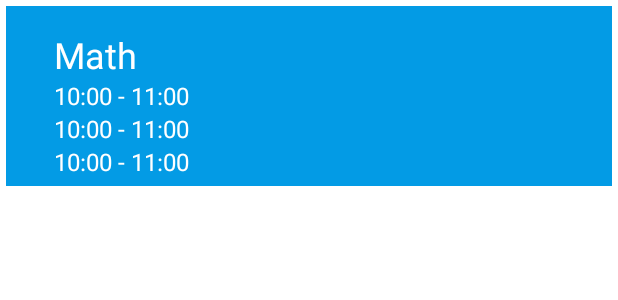
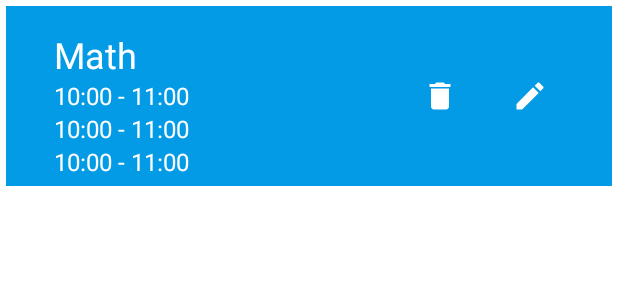
Before and after one commit to logotet/University_Student_Assistant, an Android app: the layout subject_day_view.xml on its own in the app's theme, with its tools: preview values and no code run, on a phone screen of 412 x 824 dp. Shown: the top 300 px of the screen. Run offline under Robolectric (Android 15) with nearby library versions, the phone set to English and light mode, and no system bars.

Commit message:
Edit and Delete function added

```diff
--- a/app/src/main/java/com/project/universitystudentassistant/adapters/WeekPickerAdapter.java
+++ b/app/src/main/java/com/project/universitystudentassistant/adapters/WeekPickerAdapter.java
@@ -5,6 +5,7 @@ import android.view.View;
 import android.view.ViewGroup;
 import android.widget.CheckBox;
 import android.widget.CompoundButton;
+import android.widget.ImageButton;
 import android.widget.TextView;
 
 import androidx.annotation.NonNull;
@@ -13,6 +14,7 @@ import androidx.recyclerview.widget.RecyclerView.ViewHolder;
 
 import com.project.universitystudentassistant.R;
 import com.project.universitystudentassistant.models.Subject;
+import com.project.universitystudentassistant.models.SubjectSchedule;
 import com.project.universitystudentassistant.models.SubjectTime;
 
 import java.time.DayOfWeek;
@@ -70,6 +72,7 @@ public class WeekPickerAdapter extends RecyclerView.Adapter<WeekPickerAdapter.We
             weekDay = itemView.findViewById(R.id.checkbox_week_day);
             start = itemView.findViewById(R.id.txt_from_picker);
             end = itemView.findViewById(R.id.txt_to_picker);
+
 //            setViews(false);
             weekDay.setOnClickListener(new View.OnClickListener() {
                 @Override
@@ -79,6 +82,7 @@ public class WeekPickerAdapter extends RecyclerView.Adapter<WeekPickerAdapter.We
             });
             start.setOnClickListener(v -> listener.onHourClicked(subjectTime, true));
             end.setOnClickListener(v -> listener.onHourClicked(subjectTime, false));
+
         }
 
 
@@ -106,8 +110,6 @@ public class WeekPickerAdapter extends RecyclerView.Adapter<WeekPickerAdapter.We
 
     public interface OnWeekPickerClickListener {
         void onWeekDayChecked(SubjectTime subjectTime, boolean checked);
-
         void onHourClicked(SubjectTime subjectTime, boolean startHour);
-
     }
 }
--- a/app/src/main/java/com/project/universitystudentassistant/data/local/SubjectScheduleDao.java
+++ b/app/src/main/java/com/project/universitystudentassistant/data/local/SubjectScheduleDao.java
@@ -23,4 +23,6 @@ public interface SubjectScheduleDao {
     @Query("SELECT * FROM subjects_schedule_table WHERE week_day = :dayOfWeek")
     LiveData<List<SubjectSchedule>> getAllOnThisDay(DayOfWeek dayOfWeek);
 
+    @Query("DELETE  FROM subjects_schedule_table WHERE name LIKE :name")
+    void deleteSubject(String name);
 }
--- a/app/src/main/java/com/project/universitystudentassistant/data/local/SubjectTimeConverter.java
+++ b/app/src/main/java/com/project/universitystudentassistant/data/local/SubjectTimeConverter.java
@@ -55,8 +55,9 @@ public class SubjectTimeConverter {
         LocalTime localTime;
         try {
             String[] time = localTimeString.split(":");
-            localTime = LocalTime.of(Integer.parseInt(time[0]), Integer.parseInt(time[0]));
+            localTime = LocalTime.of(Integer.parseInt(time[0]), Integer.parseInt(time[1]));
         }catch (Exception e){
+            e.getMessage();
             localTime = LocalTime.of(1, 1);
         }
 
--- a/app/src/main/java/com/project/universitystudentassistant/data/local/UniversityDao.java
+++ b/app/src/main/java/com/project/universitystudentassistant/data/local/UniversityDao.java
@@ -23,9 +23,6 @@ public interface UniversityDao {
     @Update
 //            (entity = UniversityEntity.class, onConflict = OnConflictStrategy.REPLACE)
     void update(UniversityEntity entity);
-
-    @Query("SELECT EXISTS(SELECT 1 FROM my_universities_table WHERE name = :name)")
-    LiveData<Boolean> isUniSelected(String name);
 
     @Query("SELECT * FROM my_universities_table LIMIT 5")
     LiveData<List<UniversityEntity>> getFive();
--- a/app/src/main/java/com/project/universitystudentassistant/ui/timetable/DayFragmentViewModel.java
+++ b/app/src/main/java/com/project/universitystudentassistant/ui/timetable/DayFragmentViewModel.java
@@ -29,5 +29,9 @@ public class DayFragmentViewModel extends AndroidViewModel {
         return repository.getAllSubjectsOnThisDay(today);
     }
 
+    public void deleteSubject(String name){
+        repository.deleteSubject(name);
+    }
+
 
 }
--- a/app/src/main/java/com/project/universitystudentassistant/ui/university/Fragments/SearchUniversity/SearchUniversityViewModel.java
+++ b/app/src/main/java/com/project/universitystudentassistant/ui/university/Fragments/SearchUniversity/SearchUniversityViewModel.java
@@ -41,9 +41,7 @@ public class SearchUniversityViewModel extends AndroidViewModel {
     }
 
 
-    public LiveData<Boolean> isUniSaved(String name){
-        return repository.checkIfUniExists(name);
-    }
+
 
 
 }
--- /dev/null
+++ b/app/src/main/res/drawable/ic_delete.xml
@@ -0,0 +1,5 @@
+<vector android:height="24dp" android:tint="#FFFFFF"
+    android:viewportHeight="24" android:viewportWidth="24"
+    android:width="24dp" xmlns:android="http://schemas.android.com/apk/res/android">
+    <path android:fillColor="@android:color/white" android:pathData="M6,19c0,1.1 0.9,2 2,2h8c1.1,0 2,-0.9 2,-2V7H6v12zM19,4h-3.5l-1,-1h-5l-1,1H5v2h14V4z"/>
+</vector>
--- /dev/null
+++ b/app/src/main/res/drawable/ic_edit.xml
@@ -0,0 +1,6 @@
+<vector android:height="24dp" android:tint="#FFFFFF"
+    android:viewportHeight="24" android:viewportWidth="24"
+    android:width="24dp" xmlns:android="http://schemas.android.com/apk/res/android">
+    <path android:fillColor="@android:color/white" android:pathData="M3,17.25l0,3.75l3.75,0l11.06,-11.06l-3.75,-3.75z"/>
+    <path android:fillColor="@android:color/white" android:pathData="M20.71,5.63l-2.34,-2.34c-0.39,-0.39 -1.02,-0.39 -1.41,0l-1.83,1.83l3.75,3.75l1.83,-1.83C21.1,6.65 21.1,6.02 20.71,5.63z"/>
+</vector>
--- a/app/src/main/res/layout/subject_day_view.xml
+++ b/app/src/main/res/layout/subject_day_view.xml
@@ -1,60 +1,94 @@
 <?xml version="1.0" encoding="utf-8"?>
 
-<androidx.constraintlayout.widget.ConstraintLayout
-    xmlns:android="http://schemas.android.com/apk/res/android"
+<androidx.constraintlayout.widget.ConstraintLayout xmlns:android="http://schemas.android.com/apk/res/android"
+    xmlns:app="http://schemas.android.com/apk/res-auto"
+    xmlns:tools="http://schemas.android.com/tools"
     android:layout_width="match_parent"
     android:layout_height="120dp"
     android:layout_margin="4dp"
-    xmlns:app="http://schemas.android.com/apk/res-auto"
     android:background="@color/color_light_blue"
     android:paddingHorizontal="16dp"
     app:layout_constraintCircleRadius="40dp">
 
     <TextView
+        android:id="@+id/txt_subject_name"
         android:layout_width="wrap_content"
         android:layout_height="wrap_content"
+        android:layout_marginHorizontal="16dp"
+        android:layout_marginTop="16dp"
         android:text="Math"
         android:textColor="@color/white"
         android:textSize="24sp"
-        android:layout_marginHorizontal="16dp"
-        android:layout_marginTop="16dp"
-        android:id="@+id/txt_subject_name"
         app:layout_constraintStart_toStartOf="parent"
-        app:layout_constraintTop_toTopOf="parent"/>
+        app:layout_constraintTop_toTopOf="parent" />
 
 
     <TextView
+        android:id="@+id/txt_subject_hours"
         android:layout_width="wrap_content"
         android:layout_height="wrap_content"
+        android:layout_marginHorizontal="16dp"
         android:text="10:00 - 11:00"
         android:textColor="@color/white"
         android:textSize="16sp"
-        android:layout_marginHorizontal="16dp"
-        android:id="@+id/txt_subject_hours"
         app:layout_constraintStart_toStartOf="parent"
-        app:layout_constraintTop_toBottomOf="@id/txt_subject_name"/>
+        app:layout_constraintTop_toBottomOf="@id/txt_subject_name" />
 
     <TextView
+        android:id="@+id/txt_subject_teacher"
         android:layout_width="wrap_content"
         android:layout_height="wrap_content"
+        android:layout_marginHorizontal="16dp"
         android:text="10:00 - 11:00"
         android:textColor="@color/white"
         android:textSize="16sp"
-        android:layout_marginHorizontal="16dp"
-        android:id="@+id/txt_subject_teacher"
         app:layout_constraintStart_toStartOf="parent"
-        app:layout_constraintTop_toBottomOf="@id/txt_subject_hours"/>
+        app:layout_constraintTop_toBottomOf="@id/txt_subject_hours" />
 
     <TextView
+        android:id="@+id/txt_subject_location"
         android:layout_width="wrap_content"
         android:layout_height="wrap_content"
+        android:layout_marginHorizontal="16dp"
         android:text="10:00 - 11:00"
         android:textColor="@color/white"
         android:textSize="16sp"
-        android:layout_marginHorizontal="16dp"
-        android:id="@+id/txt_subject_location"
         app:layout_constraintStart_toStartOf="parent"
-        app:layout_constraintTop_toBottomOf="@id/txt_subject_teacher"/>
+        app:layout_constraintTop_toBottomOf="@id/txt_subject_teacher" />
+
+
+    <ImageButton
+        android:id="@+id/img_delete"
+        style="@style/Widget.MaterialComponents.ExtendedFloatingActionButton.Icon"
+        android:layout_width="50dp"
+        android:layout_height="40dp"
+        android:clickable="true"
+        android:focusable="true"
+        android:padding="4dp"
+        android:layout_margin="10dp"
+        android:src="@drawable/ic_delete"
+        android:visibility="gone"
+        app:layout_constraintBottom_toBottomOf="parent"
+        app:layout_constraintEnd_toStartOf="@+id/img_edit"
+        app:layout_constraintTop_toTopOf="parent"
+        tools:visibility="visible" />
+
+    <ImageButton
+        android:id="@+id/img_edit"
+        style="@style/Widget.MaterialComponents.ExtendedFloatingActionButton.Icon"
+        android:layout_width="50dp"
+        android:layout_height="40dp"
+        android:layout_marginEnd="12dp"
+        android:layout_margin="10dp"
+        android:clickable="true"
+        android:focusable="true"
+        android:padding="4dp"
+        android:src="@drawable/ic_edit"
+        android:visibility="gone"
+        app:layout_constraintBottom_toBottomOf="parent"
+        app:layout_constraintEnd_toEndOf="parent"
+        app:layout_constraintTop_toTopOf="parent"
+        tools:visibility="visible" />
 
 
 </androidx.constraintlayout.widget.ConstraintLayout>
```
Also changed, not shown: app/src/main/java/com/project/universitystudentassistant/adapters/SubjectAdapter.java (+40 -6 lines), app/src/main/java/com/project/universitystudentassistant/data/Repository.java (+5 -3 lines), app/src/main/java/com/project/universitystudentassistant/ui/timetable/AddScheduleTaskFragment.java (+8 -5 lines), app/src/main/java/com/project/universitystudentassistant/ui/timetable/DayFragment.java (+17 -1 lines), app/src/main/java/com/project/universitystudentassistant/ui/timetable/TimetableActivity.java (+6 -2 lines).
